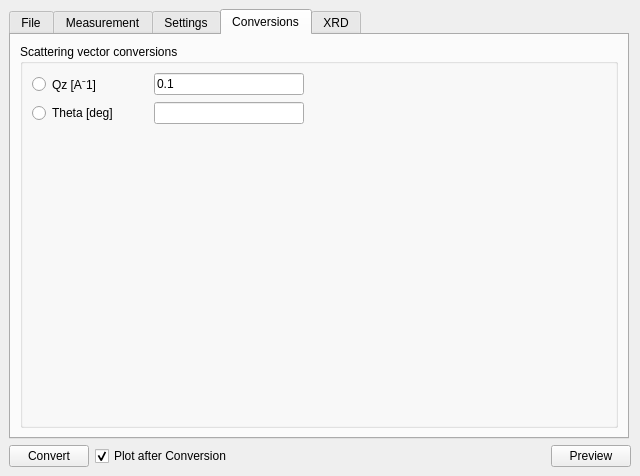
Qt form uxdconverter/ui/gui.ui (TUM-E21-ThinFilms/UXDConverter) before a commit.
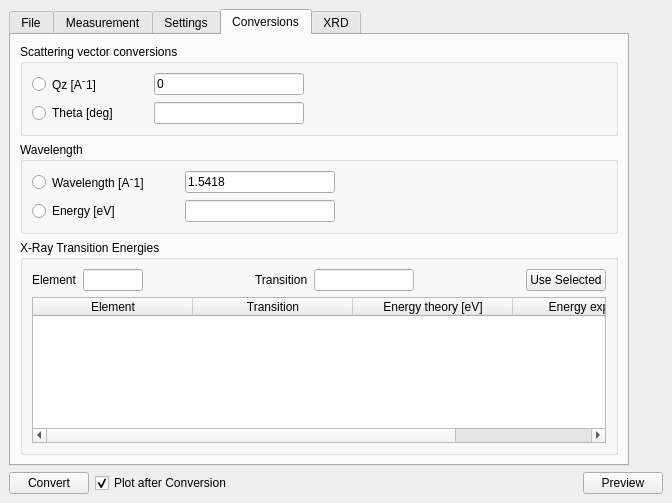
The same form after that commit. The open tabs and pages were chosen to show the change.

Commit message: adding to Conversion-Tab: Wavelength-Energy conversion. Adding X-ray transition database

```diff
--- a/uxdconverter/ui/gui.ui
+++ b/uxdconverter/ui/gui.ui
@@ -6,8 +6,8 @@
    <rect>
     <x>0</x>
     <y>0</y>
-    <width>640</width>
-    <height>476</height>
+    <width>672</width>
+    <height>503</height>
    </rect>
   </property>
   <property name="minimumSize">
@@ -575,8 +575,252 @@
             <string>Conversions</string>
            </attribute>
            <layout class="QGridLayout" name="gridLayout_13">
+            <item row="1" column="0">
+             <widget class="QGroupBox" name="groupBox_9">
+              <property name="sizePolicy">
+               <sizepolicy hsizetype="Preferred" vsizetype="Preferred">
+                <horstretch>0</horstretch>
+                <verstretch>0</verstretch>
+               </sizepolicy>
+              </property>
+              <property name="title">
+               <string>Wavelength</string>
+              </property>
+              <layout class="QGridLayout" name="gridLayout_24">
             <item row="0" column="0">
-             <layout class="QGridLayout" name="gridLayout_12">
+                <layout class="QGridLayout" name="gridLayout_21">
+                 <item row="0" column="2">
+                  <widget class="QLineEdit" name="conversion_input_wavelength">
+                   <property name="maximumSize">
+                    <size>
+                     <width>150</width>
+                     <height>16777215</height>
+                    </size>
+                   </property>
+                   <property name="text">
+                    <string>1.5418</string>
+                   </property>
+                   <property name="maxLength">
+                    <number>10</number>
+                   </property>
+                  </widget>
+                 </item>
+                 <item row="0" column="0">
+                  <widget class="QRadioButton" name="conversion_wavelength">
+                   <property name="text">
+                    <string>Wavelength [A⁻1]</string>
+                   </property>
+                  </widget>
+                 </item>
+                 <item row="0" column="1">
+                  <spacer name="horizontalSpacer_8">
+                   <property name="orientation">
+                    <enum>Qt::Horizontal</enum>
+                   </property>
+                   <property name="sizeType">
+                    <enum>QSizePolicy::Fixed</enum>
+                   </property>
+                   <property name="sizeHint" stdset="0">
+                    <size>
+                     <width>30</width>
+                     <height>20</height>
+                    </size>
+                   </property>
+                  </spacer>
+                 </item>
+                 <item row="1" column="0">
+                  <widget class="QRadioButton" name="conversion_energy">
+                   <property name="text">
+                    <string>Energy [eV]</string>
+                   </property>
+                  </widget>
+                 </item>
+                 <item row="0" column="3">
+                  <spacer name="horizontalSpacer_9">
+                   <property name="orientation">
+                    <enum>Qt::Horizontal</enum>
+                   </property>
+                   <property name="sizeHint" stdset="0">
+                    <size>
+                     <width>40</width>
+                     <height>20</height>
+                    </size>
+                   </property>
+                  </spacer>
+                 </item>
+                 <item row="1" column="2">
+                  <widget class="QLineEdit" name="conversion_input_energy">
+                   <property name="maximumSize">
+                    <size>
+                     <width>150</width>
+                     <height>16777215</height>
+                    </size>
+                   </property>
+                   <property name="maxLength">
+                    <number>10</number>
+                   </property>
+                  </widget>
+                 </item>
+                </layout>
+               </item>
+              </layout>
+             </widget>
+            </item>
+            <item row="2" column="0">
+             <widget class="QGroupBox" name="groupBox_10">
+              <property name="sizePolicy">
+               <sizepolicy hsizetype="Preferred" vsizetype="Preferred">
+                <horstretch>0</horstretch>
+                <verstretch>0</verstretch>
+               </sizepolicy>
+              </property>
+              <property name="title">
+               <string>X-Ray Transition Energies</string>
+              </property>
+              <layout class="QGridLayout" name="gridLayout_26">
+               <item row="0" column="0">
+                <layout class="QGridLayout" name="gridLayout_25">
+                 <item row="0" column="1">
+                  <widget class="QLineEdit" name="trans_energy_element">
+                   <property name="maximumSize">
+                    <size>
+                     <width>60</width>
+                     <height>16777215</height>
+                    </size>
+                   </property>
+                   <property name="maxLength">
+                    <number>10</number>
+                   </property>
+                  </widget>
+                 </item>
+                 <item row="0" column="2">
+                  <spacer name="horizontalSpacer_10">
+                   <property name="orientation">
+                    <enum>Qt::Horizontal</enum>
+                   </property>
+                   <property name="sizeHint" stdset="0">
+                    <size>
+                     <width>40</width>
+                     <height>20</height>
+                    </size>
+                   </property>
+                  </spacer>
+                 </item>
+                 <item row="0" column="0">
+                  <widget class="QLabel" name="label_14">
+                   <property name="text">
+                    <string>Element</string>
+                   </property>
+                  </widget>
+                 </item>
+                 <item row="0" column="3">
+                  <widget class="QLabel" name="label_15">
+                   <property name="text">
+                    <string>Transition</string>
+                   </property>
+                  </widget>
+                 </item>
+                 <item row="0" column="5">
+                  <spacer name="horizontalSpacer_11">
+                   <property name="orientation">
+                    <enum>Qt::Horizontal</enum>
+                   </property>
+                   <property name="sizeHint" stdset="0">
+                    <size>
+                     <width>40</width>
+                     <height>20</height>
+                    </size>
+                   </property>
+                  </spacer>
+                 </item>
+                 <item row="0" column="4">
+                  <widget class="QLineEdit" name="trans_energy_transition">
+                   <property name="minimumSize">
+                    <size>
+                     <width>10</width>
+                     <height>0</height>
+                    </size>
+                   </property>
+                   <property name="maximumSize">
+                    <size>
+                     <width>100</width>
+                     <height>16777215</height>
+                    </size>
+                   </property>
+                   <property name="maxLength">
+                    <number>10</number>
+                   </property>
+                  </widget>
+                 </item>
+                 <item row="0" column="7">
+                  <widget class="QPushButton" name="trans_energy_use_selected">
+                   <property name="text">
+                    <string>Use Selected</string>
+                   </property>
+                  </widget>
+                 </item>
+                </layout>
+               </item>
+               <item row="1" column="0">
+                <widget class="QTableWidget" name="trans_energy_table">
+                 <property name="alternatingRowColors">
+                  <bool>true</bool>
+                 </property>
+                 <property name="selectionMode">
+                  <enum>QAbstractItemView::SingleSelection</enum>
+                 </property>
+                 <property name="showGrid">
+                  <bool>true</bool>
+                 </property>
+                 <property name="columnCount">
+                  <number>4</number>
+                 </property>
+                 <attribute name="horizontalHeaderCascadingSectionResizes">
+                  <bool>false</bool>
+                 </attribute>
+                 <attribute name="horizontalHeaderDefaultSectionSize">
+                  <number>160</number>
+                 </attribute>
+                 <attribute name="horizontalHeaderHighlightSections">
+                  <bool>false</bool>
+                 </attribute>
+                 <attribute name="horizontalHeaderMinimumSectionSize">
+                  <number>30</number>
+                 </attribute>
+                 <attribute name="horizontalHeaderStretchLastSection">
+                  <bool>true</bool>
+                 </attribute>
+                 <attribute name="verticalHeaderVisible">
+                  <bool>false</bool>
+                 </attribute>
+                 <attribute name="verticalHeaderCascadingSectionResizes">
+                  <bool>false</bool>
+                 </attribute>
+                 <column>
+                  <property name="text">
+                   <string>Element</string>
+                  </property>
+                 </column>
+                 <column>
+                  <property name="text">
+                   <string>Transition</string>
+                  </property>
+                 </column>
+                 <column>
+                  <property name="text">
+                   <string>Energy theory [eV]</string>
+                  </property>
+                 </column>
+                 <column>
+                  <property name="text">
+                   <string>Energy exp. [eV]</string>
+                  </property>
+                 </column>
+                </widget>
+               </item>
+              </layout>
+             </widget>
+            </item>
               <item row="0" column="0">
                <widget class="QGroupBox" name="groupBox_3">
                 <property name="title">
@@ -601,7 +845,7 @@
                       </size>
                      </property>
                      <property name="text">
-                      <string>0.1</string>
+                    <string>0</string>
                      </property>
                      <property name="maxLength">
                       <number>10</number>
@@ -672,23 +916,8 @@
                    </item>
                   </layout>
                  </item>
-                 <item row="1" column="0">
-                  <spacer name="verticalSpacer">
-                   <property name="orientation">
-                    <enum>Qt::Vertical</enum>
-                   </property>
-                   <property name="sizeHint" stdset="0">
-                    <size>
-                     <width>20</width>
-                     <height>40</height>
-                    </size>
-                   </property>
-                  </spacer>
-                 </item>
-                </layout>
-               </widget>
-              </item>
-             </layout>
+              </layout>
+             </widget>
             </item>
            </layout>
           </widget>
```
Lines whose indentation alone changed are shown as unchanged. The commit also changes 10 other files.
